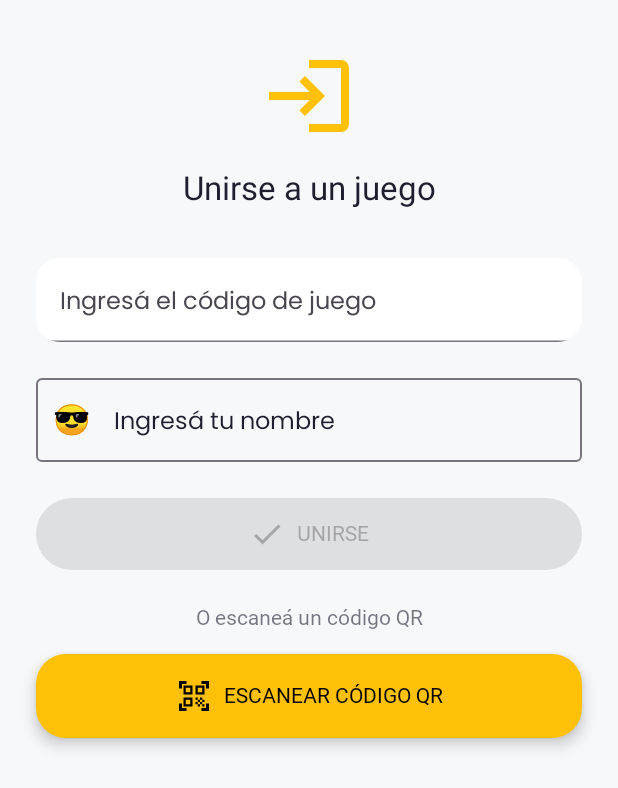
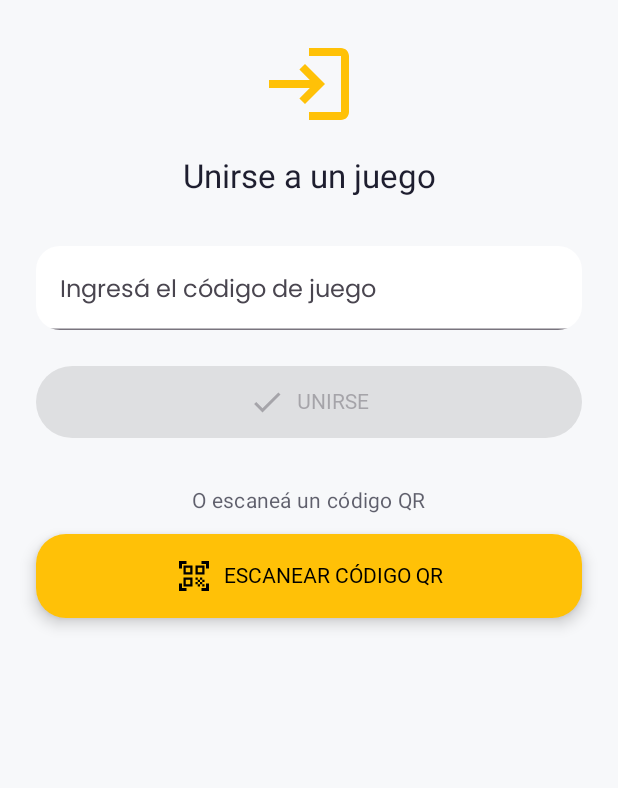
Before and after one commit to UTN-FRBA-Mobile/infiltrados, an Android app built with Jetpack Compose: the JoinGameScreen screen opened through its navigation route, on a phone screen of 412 x 824 dp. Shown: the top 788 px of the screen. Run offline under Robolectric (Android 15) with nearby library versions, the phone set to English and light mode, and no system bars; Roboto replaces fonts that are not available here.

Commit message:
feat: add QR join

```diff
--- a/app/src/main/java/com/example/infiltrados/MainActivity.kt
+++ b/app/src/main/java/com/example/infiltrados/MainActivity.kt
@@ -12,10 +12,12 @@ import androidx.compose.runtime.remember
 import androidx.compose.runtime.setValue
 import androidx.compose.ui.platform.LocalContext
 import androidx.lifecycle.viewmodel.compose.viewModel
+import androidx.navigation.NavType
 import androidx.navigation.compose.NavHost
 import androidx.navigation.compose.composable
 import androidx.navigation.compose.navigation
 import androidx.navigation.compose.rememberNavController
+import androidx.navigation.navArgument
 import com.example.infiltrados.services.GameManager
 import com.example.infiltrados.services.WordLoader
 import com.example.infiltrados.ui.main.Destination
@@ -26,6 +28,7 @@ import com.example.infiltrados.ui.main.MrWhiteGuessScreen
 import com.example.infiltrados.ui.main.MultiplayerRoutes
 import com.example.infiltrados.ui.main.PlayerEliminatedScreen
 import com.example.infiltrados.ui.main.PlayerInputScreen
+import com.example.infiltrados.ui.main.QrScannerScreen
 import com.example.infiltrados.ui.main.RulesScreen
 import com.example.infiltrados.ui.main.VotationScreen
 import com.example.infiltrados.ui.main.WordRevealScreen
@@ -200,7 +203,30 @@ private fun App() {
                 navController = navController,
                 onJoinMPGame = { gameId, name ->
                     mpViewModel.joinGame(gameId, name)
-                    navController.navigate(route = Destination.OnlineLobby)
+                    navController.navigate(Destination.OnlineLobby)
+                }
+            )
+        }
+
+        composable("qr_scanner") {
+            QrScannerScreen(navController = navController) { scannedGameId ->
+                navController.navigate("join_game_with_code/$scannedGameId") {
+                    popUpTo("join_game") { inclusive = true } // Limpia la pila si querés evitar volver atrás
+                }
+            }
+        }
+
+        composable(
+            "join_game_with_code/{gameId}",
+            arguments = listOf(navArgument("gameId") { type = NavType.StringType })
+        ) { backStackEntry ->
+            val scannedCode = backStackEntry.arguments?.getString("gameId") ?: ""
+            JoinGameScreen(
+                navController = navController,
+                prefilledCode = scannedCode,
+                onJoinMPGame = { gameId, name ->
+                    mpViewModel.joinGame(gameId, name)
+                    navController.navigate(Destination.OnlineLobby)
                 }
             )
         }
--- a/app/src/main/java/com/example/infiltrados/ui/main/multiplayer/JoinGameScreen.kt
+++ b/app/src/main/java/com/example/infiltrados/ui/main/multiplayer/JoinGameScreen.kt
@@ -1,10 +1,10 @@
 package com.example.infiltrados.ui.main.multiplayer
 
+import android.util.Log
 import androidx.compose.foundation.background
 import androidx.compose.foundation.layout.Arrangement
 import androidx.compose.foundation.layout.Box
 import androidx.compose.foundation.layout.Column
-import androidx.compose.foundation.layout.Row
 import androidx.compose.foundation.layout.Spacer
 import androidx.compose.foundation.layout.fillMaxSize
 import androidx.compose.foundation.layout.fillMaxWidth
@@ -15,21 +15,20 @@ import androidx.compose.foundation.rememberScrollState
 import androidx.compose.foundation.shape.RoundedCornerShape
 import androidx.compose.foundation.verticalScroll
 import androidx.compose.material.icons.Icons
-import androidx.compose.material.icons.automirrored.filled.Login
 import androidx.compose.material.icons.filled.Check
 import androidx.compose.material.icons.filled.Login
 import androidx.compose.material.icons.filled.QrCodeScanner
 import androidx.compose.material3.Icon
 import androidx.compose.material3.MaterialTheme
-import androidx.compose.material3.OutlinedTextField
-import androidx.compose.material3.OutlinedTextFieldDefaults
 import androidx.compose.material3.Text
 import androidx.compose.material3.TextField
 import androidx.compose.material3.TextFieldDefaults
 import androidx.compose.runtime.Composable
+import androidx.compose.runtime.LaunchedEffect
 import androidx.compose.runtime.getValue
 import androidx.compose.runtime.mutableStateOf
 import androidx.compose.runtime.remember
+import androidx.compose.runtime.saveable.rememberSaveable
 import androidx.compose.runtime.setValue
 import androidx.compose.ui.Alignment
 import androidx.compose.ui.Modifier
@@ -37,35 +36,41 @@ import androidx.compose.ui.draw.clip
 import androidx.compose.ui.platform.LocalContext
 import androidx.compose.ui.res.stringResource
 import androidx.compose.ui.unit.dp
-import androidx.compose.ui.unit.sp
 import androidx.navigation.NavController
 import com.example.infiltrados.R
-import com.example.infiltrados.ui.main.components.AnimatedBackground
 import com.example.infiltrados.ui.main.components.DisabledButton
+import com.example.infiltrados.ui.main.components.PickNameDialog
 import com.example.infiltrados.ui.main.components.UndercoverButton
 
 @Composable
 fun JoinGameScreen(
     navController: NavController,
-    onJoinMPGame: (code: String, name: String) -> Unit
+    onJoinMPGame: (String, String) -> Unit,
+    prefilledCode: String = ""
 ) {
     val context = LocalContext.current
-    var name by remember { mutableStateOf("") }
-    var code by remember { mutableStateOf("") }
-    val avatar = "😎" // TODO: generarlo random
+    var gameCode by rememberSaveable { mutableStateOf("") }
+    var showNameDialog by remember { mutableStateOf(false) }
+
+    // 👉 Si viene el código escaneado, lo cargamos automáticamente
+    LaunchedEffect(prefilledCode) {
+        if (prefilledCode.isNotBlank()) {
+            Log.d("JOIN_DEBUG", "Código recibido desde QR: $prefilledCode")
+            gameCode = prefilledCode
+            showNameDialog = true
+        }
+    }
 
     Box(
         modifier = Modifier
             .fillMaxSize()
             .background(MaterialTheme.colorScheme.background)
     ) {
-        AnimatedBackground()
-
         Column(
             modifier = Modifier
                 .fillMaxSize()
-                .verticalScroll(rememberScrollState())
-                .padding(horizontal = 24.dp, vertical = 32.dp),
+                .padding(24.dp)
+                .verticalScroll(rememberScrollState()),
             horizontalAlignment = Alignment.CenterHorizontally,
             verticalArrangement = Arrangement.Top
         ) {
@@ -87,10 +92,10 @@ fun JoinGameScreen(
             Spacer(modifier = Modifier.height(32.dp))
 
             TextField(
-                value = code,
-                onValueChange = { code = it },
+                value = gameCode,
+                onValueChange = { gameCode = it },
+                label = { Text(stringResource(R.string.enter_game_code)) },
                 singleLine = true,
-                placeholder = { Text(stringResource(R.string.enter_game_code)) },
                 modifier = Modifier
                     .fillMaxWidth()
                     .clip(RoundedCornerShape(16.dp)),
@@ -105,55 +110,39 @@ fun JoinGameScreen(
                 )
             )
 
-            Spacer(modifier = Modifier.height(16.dp))
-
-            OutlinedTextField(
-                value = name,
-                onValueChange = { name = it },
-                label = { Text(stringResource(R.string.enter_your_name)) },
-                leadingIcon = {
-                    Text(avatar, fontSize = 20.sp)
-                },
-                modifier = Modifier
-                    .fillMaxWidth(),
-                singleLine = true,
-                colors = OutlinedTextFieldDefaults.colors(
-                    focusedBorderColor = MaterialTheme.colorScheme.primary,
-                    unfocusedBorderColor = MaterialTheme.colorScheme.outline,
-                    focusedLabelColor = MaterialTheme.colorScheme.primary,
-                    unfocusedLabelColor = MaterialTheme.colorScheme.onBackground,
-                    cursorColor = MaterialTheme.colorScheme.primary,
-                    focusedLeadingIconColor = MaterialTheme.colorScheme.onBackground,
-                    unfocusedLeadingIconColor = MaterialTheme.colorScheme.onBackground,
-                    unfocusedTextColor = MaterialTheme.colorScheme.onBackground,
-                    focusedTextColor = MaterialTheme.colorScheme.onBackground
-                )
-            )
-
             Spacer(modifier = Modifier.height(24.dp))
 
             DisabledButton(
                 text = stringResource(R.string.join),
                 icon = Icons.Default.Check,
-                onClick = { onJoinMPGame(code.trim(), name.trim()) },
-                enabled = code.isNotBlank() && name.isNotBlank()
+                onClick = { showNameDialog = true },
+                enabled = gameCode.isNotBlank()
             )
 
-            Spacer(modifier = Modifier.height(24.dp))
+            Spacer(modifier = Modifier.height(32.dp))
 
             Text(
                 text = stringResource(R.string.or_scan_qr),
-                style = MaterialTheme.typography.labelLarge,
-                color = MaterialTheme.colorScheme.onBackground.copy(alpha = 0.6f)
+                style = MaterialTheme.typography.bodyMedium,
+                color = MaterialTheme.colorScheme.onBackground.copy(alpha = 0.7f)
             )
 
-            Spacer(modifier = Modifier.height(16.dp))
+            Spacer(modifier = Modifier.height(12.dp))
 
             UndercoverButton(
-                text = stringResource(R.string.scan_qr_code),
+                onClick = { navController.navigate("qr_scanner") },
                 icon = Icons.Default.QrCodeScanner,
-                onClick = {
-                    navController.navigate("qr_scanner")
+                text = stringResource(R.string.scan_qr_code)
+            )
+        }
+
+        // 👉 Diálogo para ingresar nombre después del QR o botón
+        if (showNameDialog) {
+            PickNameDialog(
+                onDismissRequest = { showNameDialog = false },
+                onConfirmation = { name ->
+                    showNameDialog = false
+                    onJoinMPGame(gameCode.trim(), name.trim())
                 }
             )
         }
```
Also changed, not shown: app/build.gradle.kts (+12 -0 lines), app/src/main/AndroidManifest.xml (+8 -0 lines), app/src/main/java/com/example/infiltrados/ui/main/QrScannerScreen.kt (added, +102 -0 lines).
